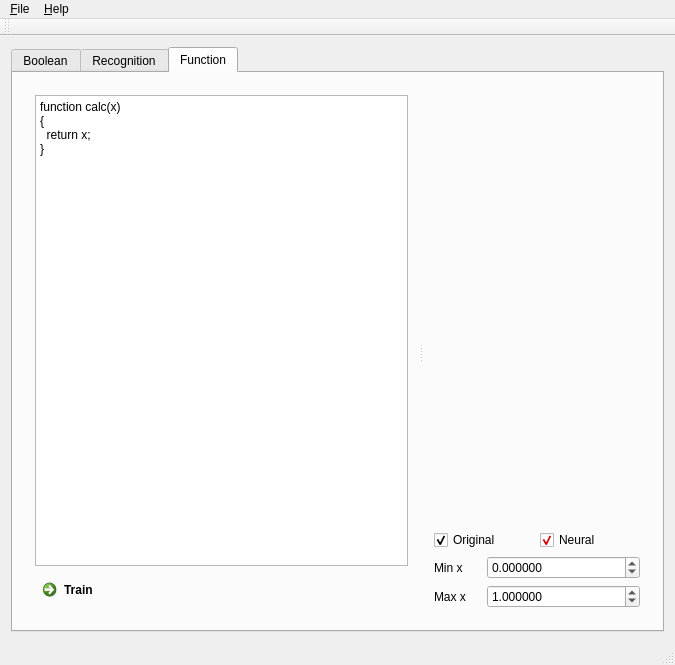
Above: Gui/MainWindow.ui from sarum9in/lab_neuro_example before the change. Below: the same form after it.
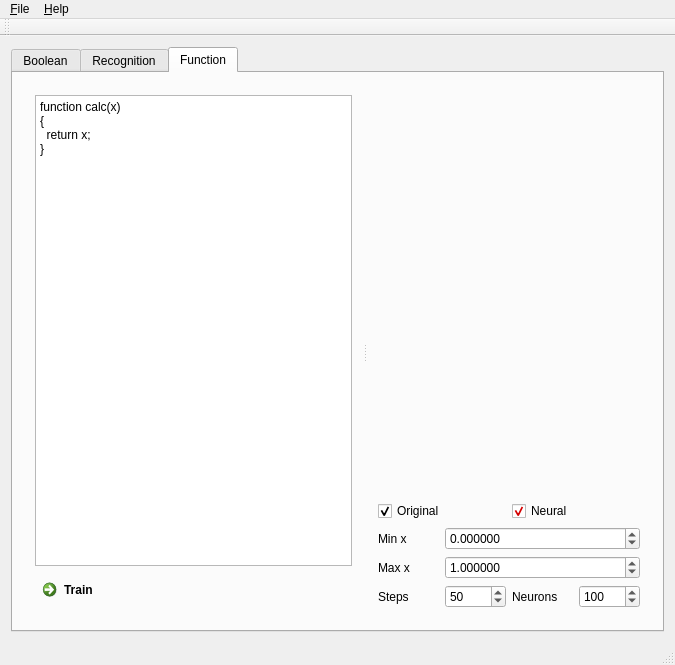
That is the form after the change. The open tabs and pages were chosen to show the change. Custom widgets are drawn as their Qt base class.

Commit message: MainWindow integration with FunctionController's setSteps() and setNeurons().

```diff
--- a/Gui/MainWindow.ui
+++ b/Gui/MainWindow.ui
@@ -389,6 +389,46 @@
               </property>
              </widget>
             </item>
+            <item row="5" column="0">
+             <widget class="QLabel" name="label_6">
+              <property name="text">
+               <string>Steps</string>
+              </property>
+             </widget>
+            </item>
+            <item row="5" column="1">
+             <widget class="QSpinBox" name="functionSteps">
+              <property name="minimum">
+               <number>10</number>
+              </property>
+              <property name="maximum">
+               <number>5000</number>
+              </property>
+              <property name="value">
+               <number>50</number>
+              </property>
+             </widget>
+            </item>
+            <item row="5" column="2">
+             <widget class="QLabel" name="label_7">
+              <property name="text">
+               <string>Neurons</string>
+              </property>
+             </widget>
+            </item>
+            <item row="5" column="3">
+             <widget class="QSpinBox" name="functionNeurons">
+              <property name="minimum">
+               <number>1</number>
+              </property>
+              <property name="maximum">
+               <number>10000</number>
+              </property>
+              <property name="value">
+               <number>100</number>
+              </property>
+             </widget>
+            </item>
            </layout>
           </widget>
          </widget>
```
The commit also changes 1 other file.
